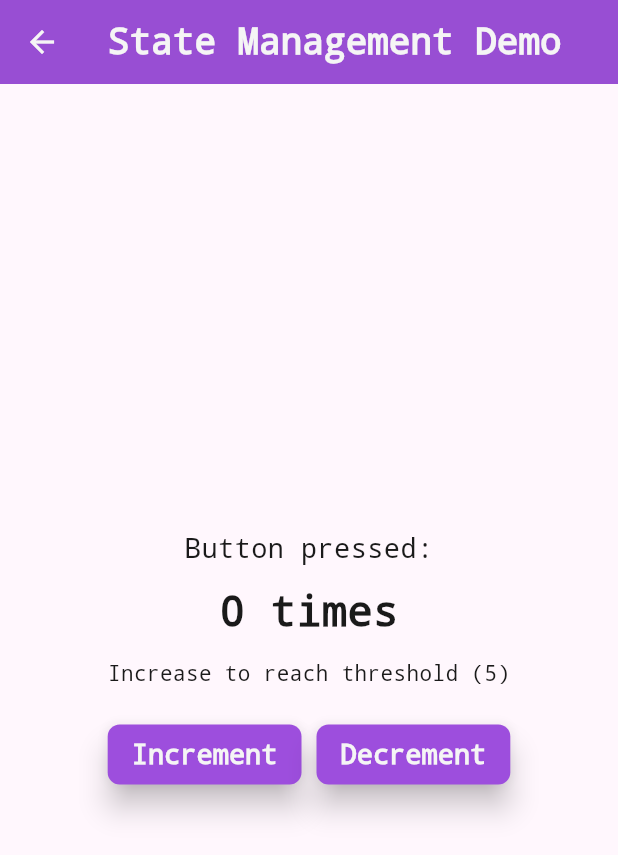
After one commit to kalviumcommunity/S81_DIVINE_FLUTTERAPP_TaskPilot, a Flutter app: the StateManagementDemo screen opened by its route, after a tap on "Increment", after a tap on "Decrement", on a phone screen of 412 x 824 dp. The commit adds this screen. Shown: the top 855 px of the screen. Run offline on Flutter 3.47's test engine with Material 3 defaults, Android fonts, the phone set to English and light mode, and no system bars.

Commit message:
feat: add user input form and setState demo

```diff
--- a/flutter_app/lib/main.dart
+++ b/flutter_app/lib/main.dart
@@ -8,6 +8,7 @@ import 'screens/responsive_layouts_demo.dart';
 import 'screens/scrollable_views.dart';
 import 'constants/retro_theme.dart';
 import 'screens/user_input_form.dart';
+import 'screens/state_management_demo.dart';
 
 void main() {
   runApp(const TaskPilotApp());
@@ -32,6 +33,7 @@ class TaskPilotApp extends StatelessWidget {
         '/responsive-layouts': (context) => const ResponsiveLayoutsDemoScreen(),
         '/scrollable-views': (context) => const ScrollableViewsScreen(),
         '/user-input-form': (context) => const UserInputForm(),
+        '/state-management-demo': (context) => const StateManagementDemo(),
 
         // Internal routes used by MultiScreenNavigationDemoScreen
         '/navigation/basic': (context) => const BasicExampleScreen(),
--- a/flutter_app/lib/screens/responsive_layout.dart
+++ b/flutter_app/lib/screens/responsive_layout.dart
@@ -11,6 +11,20 @@ class ResponsiveLayout extends StatelessWidget {
             tooltip: 'Open Scrollable Views',
             icon: const Icon(Icons.view_list),
             onPressed: () => Navigator.pushNamed(context, '/scrollable-views'),
+          ),
+          PopupMenuButton<String>(
+            tooltip: 'Open Demos',
+            onSelected: (routeName) => Navigator.pushNamed(context, routeName),
+            itemBuilder: (context) => const [
+              PopupMenuItem(
+                value: '/user-input-form',
+                child: Text('User Input Form'),
+              ),
+              PopupMenuItem(
+                value: '/state-management-demo',
+                child: Text('State Management Demo'),
+              ),
+            ],
           ),
         ],
       ),
--- /dev/null
+++ b/flutter_app/lib/screens/state_management_demo.dart
@@ -0,0 +1,77 @@
+import 'package:flutter/material.dart';
+
+class StateManagementDemo extends StatefulWidget {
+  const StateManagementDemo({Key? key}) : super(key: key);
+
+  @override
+  State<StateManagementDemo> createState() => _StateManagementDemoState();
+}
+
+class _StateManagementDemoState extends State<StateManagementDemo> {
+  int _counter = 0;
+
+  void _incrementCounter() {
+    setState(() {
+      _counter++;
+    });
+  }
+
+  void _decrementCounter() {
+    setState(() {
+      if (_counter > 0) _counter--;
+    });
+  }
+
+  @override
+  Widget build(BuildContext context) {
+    final colorScheme = Theme.of(context).colorScheme;
+    final backgroundColor =
+        _counter >= 5 ? colorScheme.secondaryContainer : colorScheme.surface;
+
+    return Scaffold(
+      appBar: AppBar(title: const Text('State Management Demo')),
+      body: Container(
+        color: backgroundColor,
+        width: double.infinity,
+        padding: const EdgeInsets.all(16),
+        child: Center(
+          child: Column(
+            mainAxisAlignment: MainAxisAlignment.center,
+            children: [
+              const Text('Button pressed:', style: TextStyle(fontSize: 18)),
+              const SizedBox(height: 8),
+              Text(
+                '$_counter times',
+                style: const TextStyle(
+                  fontSize: 28,
+                  fontWeight: FontWeight.bold,
+                ),
+              ),
+              const SizedBox(height: 12),
+              Text(
+                _counter >= 5
+                    ? 'Threshold reached (≥ 5)'
+                    : 'Increase to reach threshold (5)',
+              ),
+              const SizedBox(height: 20),
+              Row(
+                mainAxisAlignment: MainAxisAlignment.center,
+                children: [
+                  ElevatedButton(
+                    onPressed: _incrementCounter,
+                    child: const Text('Increment'),
+                  ),
+                  const SizedBox(width: 10),
+                  ElevatedButton(
+                    onPressed: _decrementCounter,
+                    child: const Text('Decrement'),
+                  ),
+                ],
+              ),
+            ],
+          ),
+        ),
+      ),
+    );
+  }
+}
--- a/flutter_app/lib/screens/user_input_form.dart
+++ b/flutter_app/lib/screens/user_input_form.dart
@@ -4,7 +4,7 @@ class UserInputForm extends StatefulWidget {
   const UserInputForm({Key? key}) : super(key: key);
 
   @override
-  _UserInputFormState createState() => _UserInputFormState();
+  State<UserInputForm> createState() => _UserInputFormState();
 }
 
 class _UserInputFormState extends State<UserInputForm> {
```
Also changed, not shown: 1 other file.
